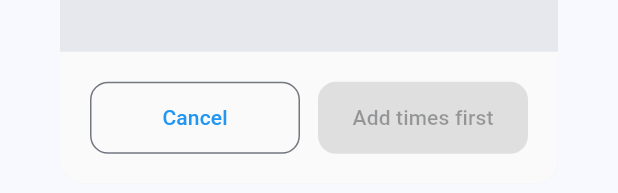
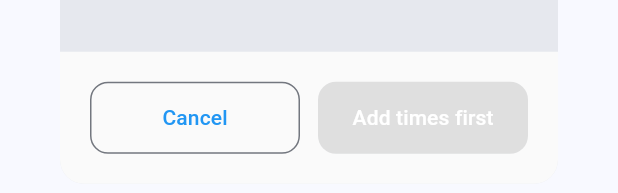
Before and after one commit to diyansyed/vantrek_rides, a Flutter app: the PickupTimesDialog widget shown alone on an empty page, opened directly, on a phone screen of 412 x 824 dp. Shown: the part 912-1105 px from the top of the screen. Run offline on Flutter 3.47's test engine with Material 3 defaults, Android fonts, the phone set to English and light mode, and no system bars; our stand-ins replace cloud_firestore, firebase_auth, firebase_core, flutter_riverpod, geocoding, geolocator and 2 more; accounts and stored records are empty.

Commit message:
changes made

```diff
--- a/lib/widgets/pickup_times_dialog.dart
+++ b/lib/widgets/pickup_times_dialog.dart
@@ -438,8 +438,8 @@ class _PickupTimesDialogState extends State<PickupTimesDialog> {
                         ),
                       ),
                       child: Text(
-                        isValid ? 'Save Times' : 'Add times first',
-                        style: const TextStyle(fontSize: 14),
+                        isValid ? 'Save Times'  : 'Add times first',
+                        style: const TextStyle(fontSize: 14, color: Colors.white),
                       ),
                     ),
                   ),
--- a/lib/widgets/route_input_dialog.dart
+++ b/lib/widgets/route_input_dialog.dart
@@ -318,7 +318,7 @@ class _RouteInputDialogState extends State<RouteInputDialog> {
                     ),
                     child: Text(
                       _route.length >= 2 ? 'Save Route' : 'Min 2 stops',
-                      style: const TextStyle(fontSize: 13),
+                      style: const TextStyle(fontSize: 13,color: Colors.white),
                     ),
                   ),
                 ),
```
